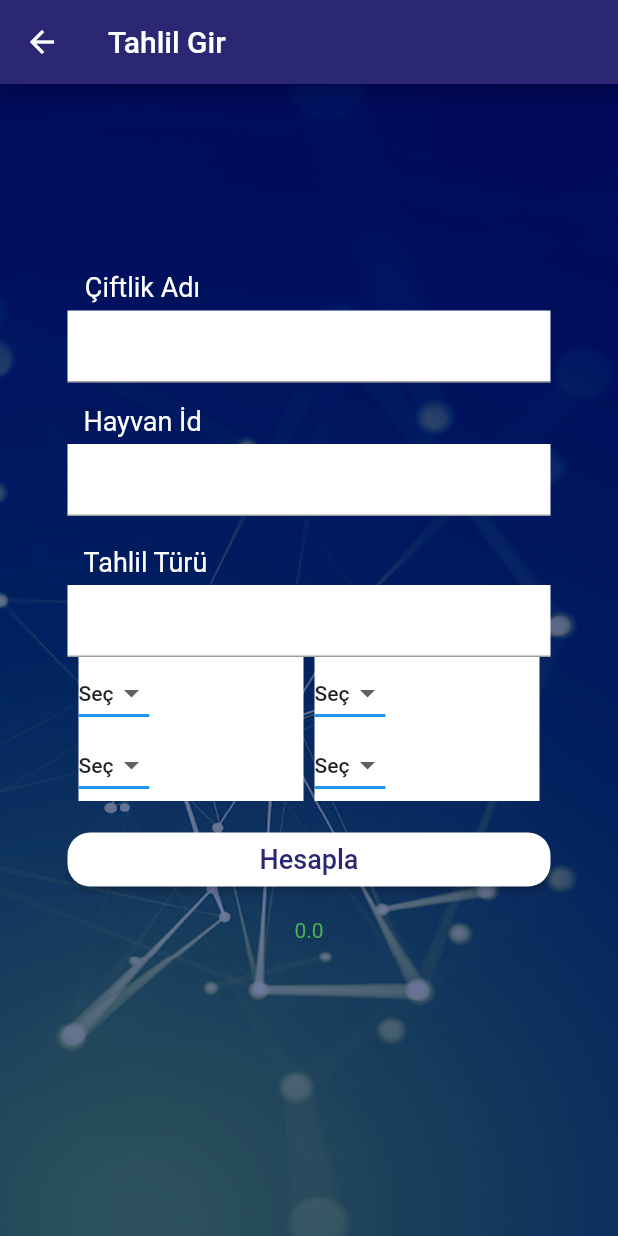
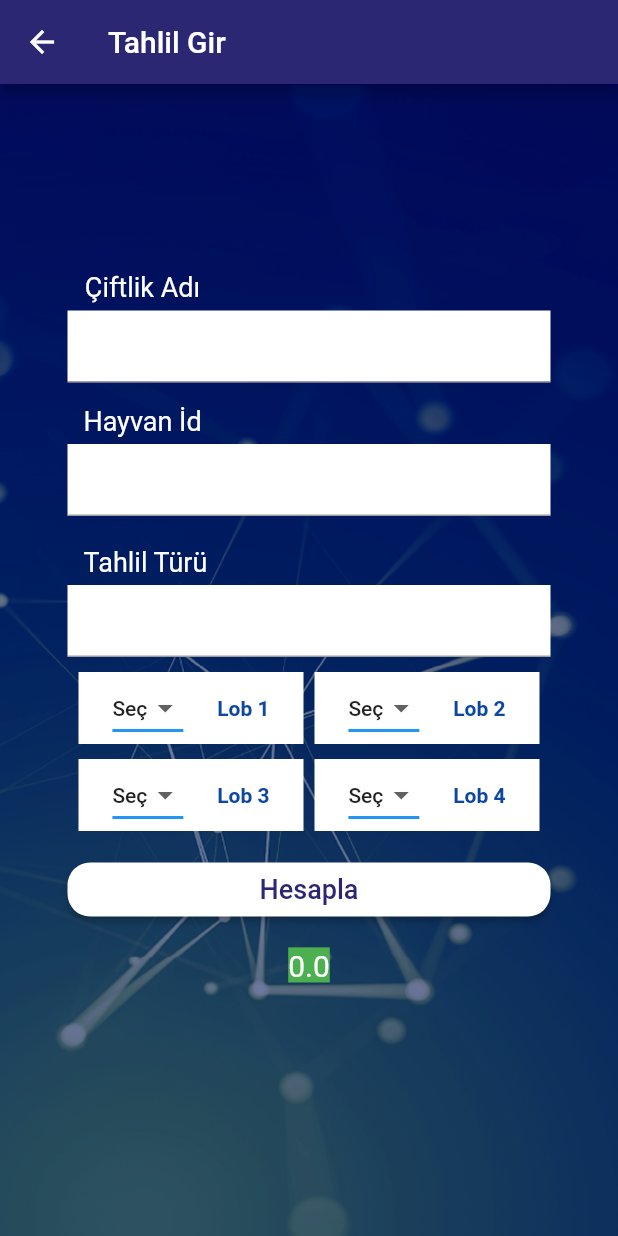
Before and after one commit to deryaayyildiz/veterinary_tracking_app, a Flutter app: the AnaliysisInput screen opened directly, on a phone screen of 412 x 824 dp. Run offline on Flutter 3.47's test engine with Material 2 defaults, Android fonts, the phone set to English and light mode, and no system bars; missing offline and left inert: horizontal_data_table.

```diff
--- a/lib/screen/analysis_input.dart
+++ b/lib/screen/analysis_input.dart
@@ -130,6 +130,7 @@ class _AnaliysisInputState extends State<AnaliysisInput> {
                                 controller: analysisKind,
                               ),
                             ),
+                            SizedBox(height: 10),
                             Column(
                               mainAxisAlignment: MainAxisAlignment.center,
                               children: [
@@ -137,7 +138,7 @@ class _AnaliysisInputState extends State<AnaliysisInput> {
                                   mainAxisAlignment:
                                       MainAxisAlignment.spaceEvenly,
                                   children: [
-                                    ListField(
+                                    ListField(text: "Lob 1",
                                         list: ["Seç", "1", "2", "3", "4", "5"],
                                         setDropdownValue: setDropLobOne,
                                         getDropdownValue: getDropLobOne),
@@ -145,21 +146,22 @@ class _AnaliysisInputState extends State<AnaliysisInput> {
                                     //   text: "1. Lob ",
                                     //   control: lobOne,
                                     // ),
-                                    ListField(
+                                    ListField(text: "Lob 2",
                                         list: ["Seç", "1", "2", "3", "4", "5"],
                                         setDropdownValue: setDropLobTwo,
                                         getDropdownValue: getDropLobTwo),
                                   ],
                                 ),
+                                SizedBox(height: 10),
                                 Row(
                                   mainAxisAlignment:
                                       MainAxisAlignment.spaceEvenly,
                                   children: [
-                                    ListField(
+                                    ListField(text: "Lob 3",
                                         list: ["Seç", "1", "2", "3", "4", "5"],
                                         setDropdownValue: setDropLobThree,
                                         getDropdownValue: getDropLobThree),
-                                    ListField(
+                                    ListField(text: "Lob 4",
                                         list: ["Seç", "1", "2", "3", "4", "5"],
                                         setDropdownValue: setDropLobFour,
                                         getDropdownValue: getDropLobFour),
@@ -169,11 +171,14 @@ class _AnaliysisInputState extends State<AnaliysisInput> {
                             ),
                             buildLoginBtn(),
                             Text(
+
                               average_data.toString(),
-                              style: TextStyle(
-                                  color: average_data < 5
+                              style: TextStyle( backgroundColor: average_data < 3
                                       ? Colors.green
-                                      : Colors.red),
+                                      : Colors.red,
+
+                                  color: Colors.white,
+                                  fontSize: 20),
                             )
                           ],
                         ),
--- a/lib/widget/list_field.dart
+++ b/lib/widget/list_field.dart
@@ -4,10 +4,12 @@ class ListField extends StatefulWidget {
   List<String> list;
   var setDropdownValue;
   var getDropdownValue;
+  String text;
   ListField({
     required this.list,
     required this.setDropdownValue,
     required this.getDropdownValue,
+    required this.text,
   });
 
   @override
@@ -20,7 +22,8 @@ class _ListFieldState extends State<ListField> {
     return Container(
       color: Colors.white,
       width: 150,
-      child: Row(
+      child: Row(mainAxisAlignment:
+               MainAxisAlignment.spaceEvenly,
         children: [
           DropdownButton<String>(
             value: widget.getDropdownValue(),
@@ -38,10 +41,13 @@ class _ListFieldState extends State<ListField> {
             },
             items: widget.list.map<DropdownMenuItem<String>>((String value) {
               return DropdownMenuItem<String>(
+
                 value: value,
                 child: Text(value),
               );
             }).toList(),
+          ),
+          Text(widget.text , style: TextStyle(color: Colors.blue[900], fontWeight: FontWeight.bold)
           ),
         ],
       ),
```
Also changed, not shown: lib/screen/login_screen.dart (+67 -6 lines), 2 other files.
